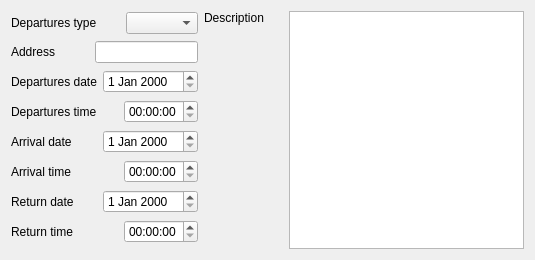
This is signalingform.ui in ViktorAH14/firedb as Qt 5 draws it before an edit. The edited form follows.
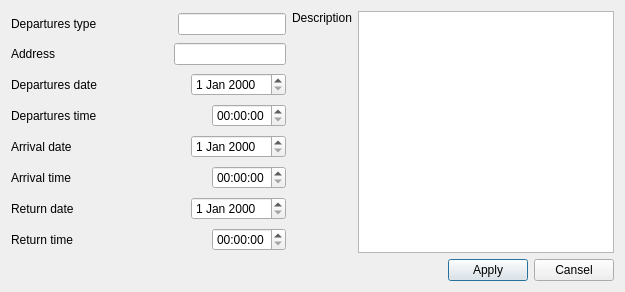
This is the edited form.

Commit message: Create signaling form/

The edit to the form file:
```diff
--- a/signalingform.ui
+++ b/signalingform.ui
@@ -6,14 +6,22 @@
    <rect>
     <x>0</x>
     <y>0</y>
-    <width>535</width>
-    <height>260</height>
+    <width>625</width>
+    <height>292</height>
    </rect>
   </property>
+  <property name="sizePolicy">
+   <sizepolicy hsizetype="Preferred" vsizetype="Preferred">
+    <horstretch>0</horstretch>
+    <verstretch>0</verstretch>
+   </sizepolicy>
+  </property>
   <property name="windowTitle">
    <string>Dialog</string>
   </property>
-  <layout class="QHBoxLayout" name="horizontalLayout_10">
+  <layout class="QVBoxLayout" name="verticalLayout_3">
+   <item>
+    <layout class="QHBoxLayout" name="horizontalLayout_11">
    <item>
     <layout class="QVBoxLayout" name="verticalLayout">
      <item>
@@ -48,9 +56,18 @@
         </spacer>
        </item>
        <item>
-        <widget class="QComboBox" name="depTypeCB">
-         <property name="layoutDirection">
-          <enum>Qt::LeftToRight</enum>
+          <widget class="QLineEdit" name="lineEditDepType">
+           <property name="sizePolicy">
+            <sizepolicy hsizetype="Preferred" vsizetype="Fixed">
+             <horstretch>0</horstretch>
+             <verstretch>0</verstretch>
+            </sizepolicy>
+           </property>
+           <property name="text">
+            <string/>
+           </property>
+           <property name="readOnly">
+            <bool>true</bool>
          </property>
         </widget>
        </item>
@@ -298,20 +315,40 @@
       </layout>
      </item>
      <item>
-      <spacer name="horizontalSpacer_9">
+        <widget class="QPlainTextEdit" name="textEditDescripton"/>
+       </item>
+      </layout>
+     </item>
+    </layout>
+   </item>
+   <item>
+    <layout class="QHBoxLayout" name="horizontalLayout_10">
+     <item>
+      <spacer name="horizontalSpacer_10">
        <property name="orientation">
         <enum>Qt::Horizontal</enum>
        </property>
        <property name="sizeHint" stdset="0">
         <size>
-         <width>40</width>
+         <width>654</width>
          <height>20</height>
         </size>
        </property>
       </spacer>
      </item>
      <item>
-      <widget class="QPlainTextEdit" name="plainTextEdit"/>
+      <widget class="QPushButton" name="pbApply">
+       <property name="text">
+        <string>Apply</string>
+       </property>
+      </widget>
+     </item>
+     <item>
+      <widget class="QPushButton" name="pbCansel">
+       <property name="text">
+        <string>Cansel</string>
+       </property>
+      </widget>
      </item>
     </layout>
    </item>
```
Left out of the diff: 153 changed lines with no effect on the pictures. Lines whose indentation alone changed are shown as unchanged. The commit also changes 4 other files.
